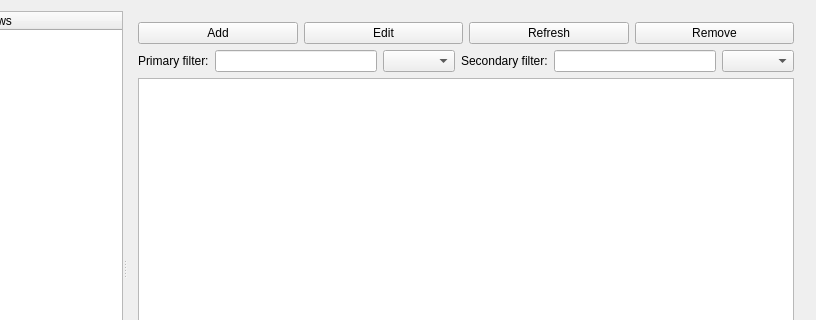
Arquanite/KettleClient, file dialogs/mainwindow.ui: the form before one commit; both pictures show x 192 to 1008 and y 0 to 320 of the 1008 by 557 pixel window.
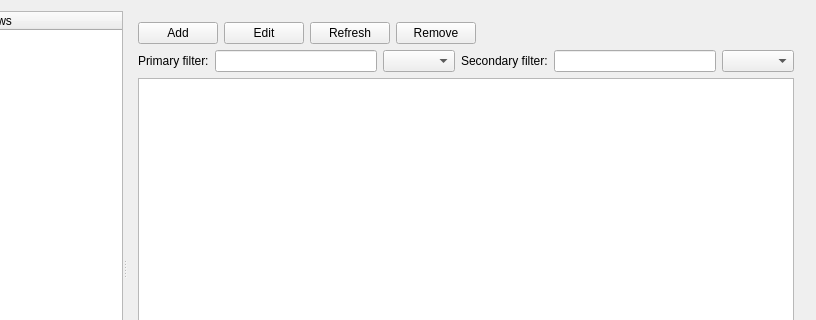
The form after the commit.

Diff of the .ui file:
```diff
--- a/dialogs/mainwindow.ui
+++ b/dialogs/mainwindow.ui
@@ -160,6 +160,19 @@
             </property>
            </widget>
           </item>
+          <item>
+           <spacer name="horizontalSpacer">
+            <property name="orientation">
+             <enum>Qt::Horizontal</enum>
+            </property>
+            <property name="sizeHint" stdset="0">
+             <size>
+              <width>40</width>
+              <height>20</height>
+             </size>
+            </property>
+           </spacer>
+          </item>
          </layout>
         </item>
         <item>
```
